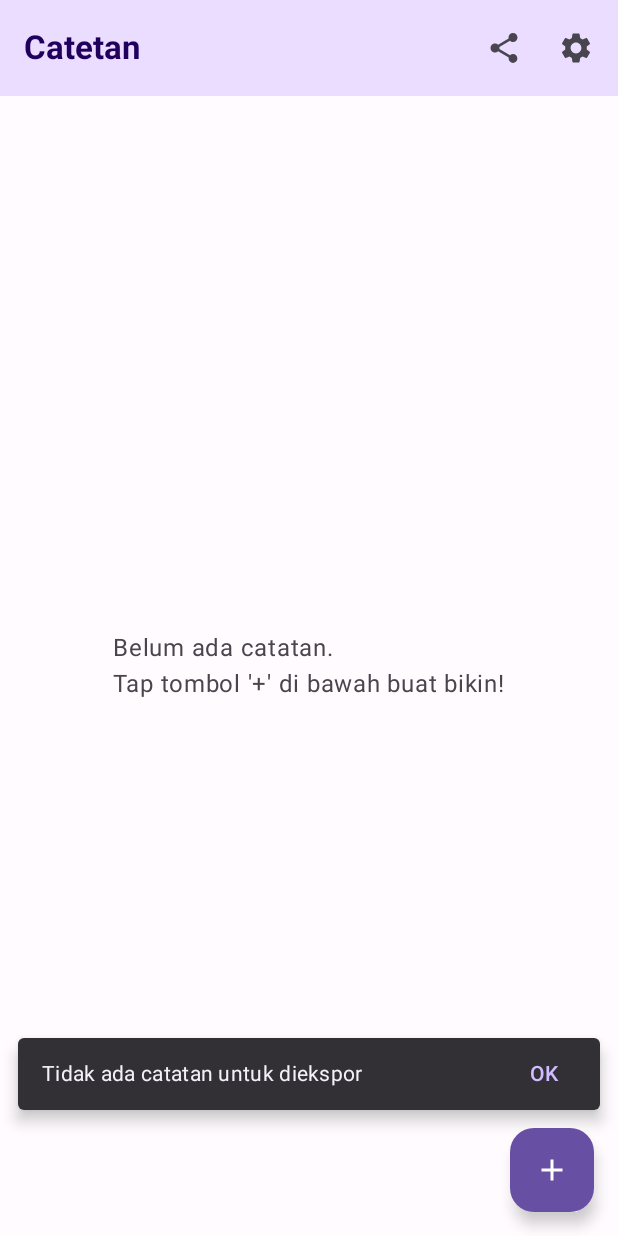
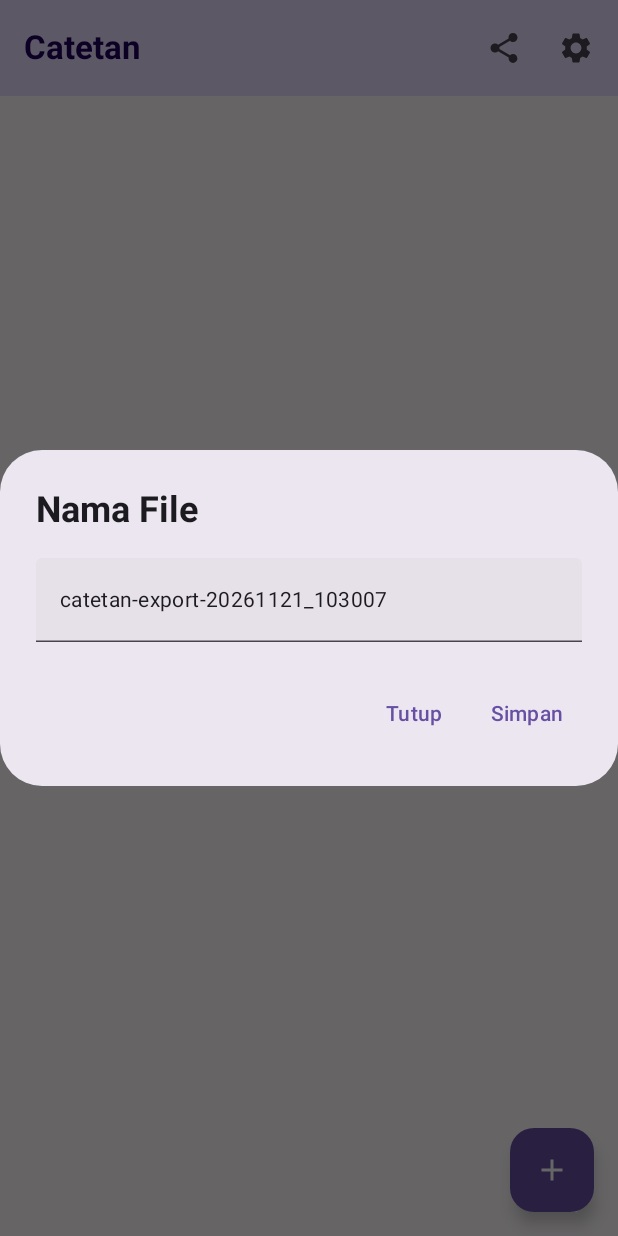
Before and after one commit to Nirune/Catetan, an Android app built with Jetpack Compose: the screen it shows after launch (MainActivity), after a tap on "Export", on a phone screen of 412 x 824 dp. Run offline under Robolectric (Android 15) with nearby library versions, the phone set to English and light mode, and no system bars; our stand-ins replace Room's generated code.

Commit message:
Tambah dialog input nama file sebelum export (global & per-note)

```diff
--- a/app/src/main/java/com/example/notesapp/presentation/ui/NoteListScreen.kt
+++ b/app/src/main/java/com/example/notesapp/presentation/ui/NoteListScreen.kt
@@ -63,12 +63,19 @@ fun NoteListScreen(
 
     var showThemeDialog by remember { mutableStateOf(false) }
 
+    var showFilenameDialog by remember { mutableStateOf(false) }
+    var exportFilename by remember { mutableStateOf("") }
+    var pendingNoteForExport by remember { mutableStateOf<NoteEntity?>(null) }
+    var pendingFormatForExport by remember { mutableStateOf<ExportFormat?>(null) }
+
     val themeMode = ThemePreferences.themeMode
     val isDark = isEffectiveDarkTheme(themeMode)
 
     fun showSingleNoteExportDialog(note: NoteEntity) {
-        noteToExport = note
-        showSingleExportDialog = true
+        pendingNoteForExport = note
+        pendingFormatForExport = null
+        exportFilename = "catetan_export_${DateTimeFormatter.ofPattern("yyyyMMdd_HHmmss").format(LocalDateTime.now())}"
+        showFilenameDialog = true
     }
 
     // Handle export result
@@ -107,7 +114,12 @@ fun NoteListScreen(
                     else MaterialTheme.colorScheme.onPrimaryContainer
                 ),
                 actions = {
-                    IconButton(onClick = { viewModel.exportCtn() }) {
+                    IconButton(onClick = {
+                        exportFilename = "catetan-export-${DateTimeFormatter.ofPattern("yyyyMMdd_HHmmss").format(LocalDateTime.now())}"
+                        pendingNoteForExport = null
+                        pendingFormatForExport = null
+                        showFilenameDialog = true
+                    }) {
                         Icon(Icons.Default.Share, contentDescription = "Export")
                     }
                     IconButton(onClick = { showThemeDialog = true }) {
@@ -158,15 +170,64 @@ fun NoteListScreen(
                 }
             }
 
-            // Single Note Export Dialog
+            // Filename input dialog (shown before export)
+            if (showFilenameDialog) {
+                AlertDialog(
+                    onDismissRequest = { showFilenameDialog = false },
+                    title = { Text(stringResource(R.string.filename_title), fontWeight = FontWeight.Bold) },
+                    text = {
+                        TextField(
+                            value = exportFilename,
+                            onValueChange = { exportFilename = it },
+                            modifier = Modifier.fillMaxWidth(),
+                            placeholder = { Text(stringResource(R.string.filename_hint)) },
+                            singleLine = true,
+                            maxLines = 1,
+                        )
+                    },
+                    confirmButton = {
+                        TextButton(onClick = {
+                            showFilenameDialog = false
+                            if (pendingNoteForExport != null) {
+                                // Per-note export: show format dialog next
+                                noteToExport = pendingNoteForExport
+                                showSingleExportDialog = true
+                                pendingNoteForExport = null
+                            } else {
+                                // Global export (.ctn)
+                                viewModel.exportCtn(exportFilename)
+                            }
+                        }) {
+                            Text(stringResource(R.string.save))
+                        }
+                    },
+                    dismissButton = {
+                        TextButton(onClick = {
+                            showFilenameDialog = false
+                            pendingNoteForExport = null
+                            pendingFormatForExport = null
+                        }) {
+                            Text(stringResource(R.string.close))
+                        }
+                    }
+                )
+            }
+
+            // Single Note Export Dialog (format picker)
             if (showSingleExportDialog && noteToExport != null) {
                 SingleNoteExportDialog(
                     note = noteToExport!!,
-                    onDismiss = { showSingleExportDialog = false },
-                    onExport = { format ->
-                        viewModel.exportSingleNote(noteToExport!!, format)
+                    customFilename = exportFilename,
+                    onDismiss = {
                         showSingleExportDialog = false
                         noteToExport = null
+                        pendingFormatForExport = null
+                    },
+                    onExport = { format ->
+                        viewModel.exportSingleNote(noteToExport!!, format, exportFilename)
+                        showSingleExportDialog = false
+                        noteToExport = null
+                        pendingFormatForExport = null
                     }
                 )
             }
@@ -277,6 +338,7 @@ fun NoteListScreen(
 @Composable
 fun SingleNoteExportDialog(
     note: NoteEntity,
+    customFilename: String? = null,
     onDismiss: () -> Unit,
     onExport: (ExportFormat) -> Unit
 ) {
--- a/app/src/main/res/values/strings.xml
+++ b/app/src/main/res/values/strings.xml
@@ -6,4 +6,7 @@
     <string name="theme_dark">Gelap</string>
     <string name="theme_auto">Ikuti sistem</string>
     <string name="close">Tutup</string>
+    <string name="filename_title">Nama File</string>
+    <string name="filename_hint">Nama file (tanpa ekstensi)</string>
+    <string name="save">Simpan</string>
 </resources>
```
Also changed, not shown: app/src/main/java/com/example/notesapp/presentation/viewmodel/NoteViewModel.kt (+12 -8 lines).
